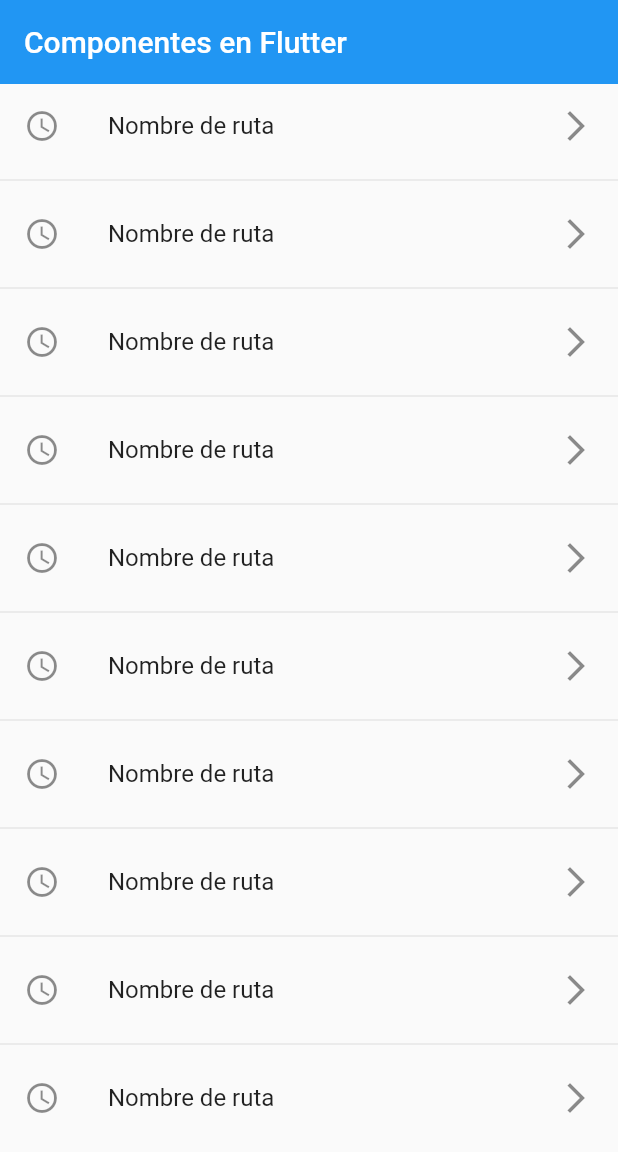
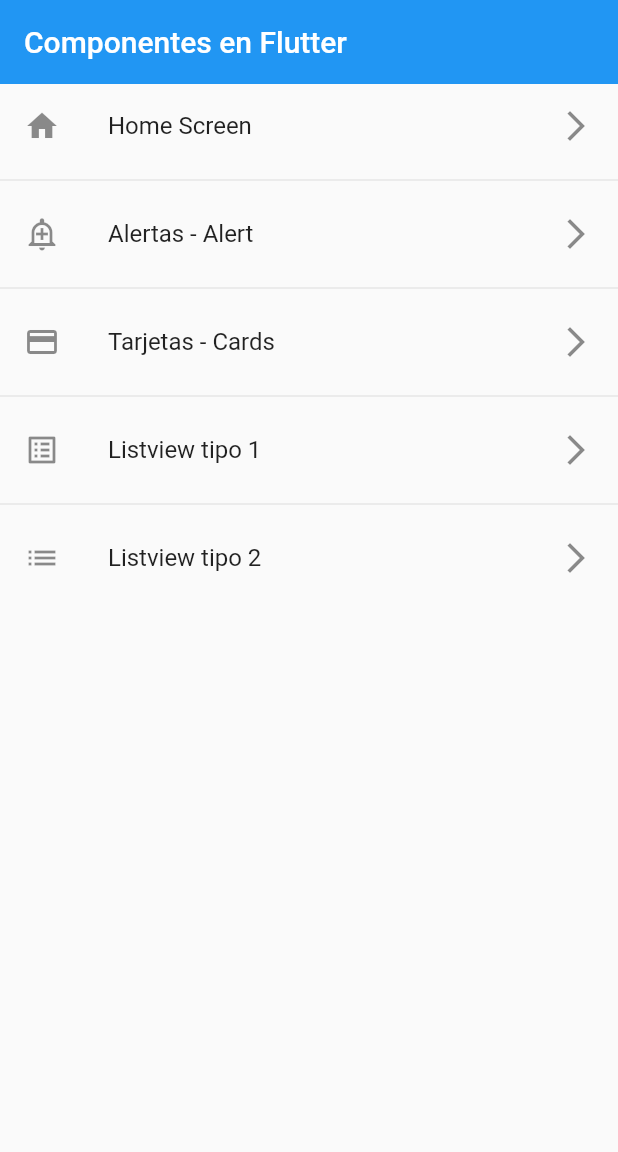
Before and after one commit to DavidCastelloBatet/fl_components_vF281, a Flutter app: the screen it shows after launch, on a phone screen of 412 x 824 dp. Shown: the top 1152 px of the screen. Run offline on Flutter 3.47's test engine with Material 2 defaults, Android fonts, the phone set to English and light mode, and no system bars.

Commit message:
72 - 73 modelo listado y metodo rutas de la app

```diff
--- a/lib/main.dart
+++ b/lib/main.dart
@@ -13,7 +13,7 @@ class MyApp extends StatelessWidget {
       debugShowCheckedModeBanner: false,
       title: 'Material App',
       initialRoute: AppRoutes.initialRoute,
-      routes: AppRoutes.routes,
+      routes: AppRoutes.getAppRoutes(),
       // EN CASO DE ERROR O QUE NO EXISTA UNA RUTA, NAVEGAMOS A SCREEN
       // PREDEFINIDA
       // onGenerateRoute: (settings) => AppRoutes.onGenerateRoute(settings)
--- /dev/null
+++ b/lib/models/menu_option.dart
@@ -0,0 +1,15 @@
+import 'package:flutter/material.dart';
+
+class MenuOption {
+  final String route;
+  final String name;
+  final Widget screen;
+  final IconData icon;
+
+  MenuOption({
+    required this.route,
+    required this.name,
+    required this.screen,
+    required this.icon,
+  });
+}
--- /dev/null
+++ b/lib/models/models.dart
@@ -0,0 +1 @@
+export 'package:fl_components/models/menu_option.dart';
--- a/lib/router/app_routes.dart
+++ b/lib/router/app_routes.dart
@@ -1,16 +1,61 @@
 import 'package:flutter/material.dart';
+
+import 'package:fl_components/models/models.dart';
 import 'package:fl_components/screens/screens.dart';
 
 class AppRoutes {
   static const initialRoute = 'home';
 
-  static final routes = {
-    'alert': (BuildContext context) => const AlertScreen(),
-    'card': (BuildContext context) => const CardScreen(),
-    'home': (BuildContext context) => const HomeScreen(),
-    'listview1': (BuildContext context) => const Listview1Screen(),
-    'listview2': (BuildContext context) => const Listview2Screen(),
-  };
+  static final menuOptions = <MenuOption>[
+    //TODO: borrar home
+    MenuOption(
+      route: 'home',
+      name: 'Home Screen',
+      screen: const HomeScreen(),
+      icon: Icons.home,
+    ),
+    MenuOption(
+      route: 'alert',
+      name: 'Alertas - Alert',
+      screen: const AlertScreen(),
+      icon: Icons.add_alert_outlined,
+    ),
+    MenuOption(
+      route: 'card',
+      name: 'Tarjetas - Cards',
+      screen: const CardScreen(),
+      icon: Icons.credit_card,
+    ),
+    MenuOption(
+      route: 'listview1',
+      name: 'Listview tipo 1',
+      screen: const Listview1Screen(),
+      icon: Icons.list_alt,
+    ),
+    MenuOption(
+      route: 'listview2',
+      name: 'Listview tipo 2',
+      screen: const Listview2Screen(),
+      icon: Icons.list,
+    ),
+  ];
+
+  static Map<String, Widget Function(BuildContext)> getAppRoutes() {
+    Map<String, Widget Function(BuildContext)> appRoutes = {};
+    for (final option in menuOptions) {
+      appRoutes.addAll({option.route: (BuildContext context) => option.screen});
+    }
+
+    return appRoutes;
+  }
+
+  // static Map<String, Widget Function(BuildContext)> routes = {
+  //   'alert': (BuildContext context) => const AlertScreen(),
+  //   'card': (BuildContext context) => const CardScreen(),
+  //   'home': (BuildContext context) => const HomeScreen(),
+  //   'listview1': (BuildContext context) => const Listview1Screen(),
+  //   'listview2': (BuildContext context) => const Listview2Screen(),
+  // };
 
   static Route<dynamic> onGenerateRoute(RouteSettings settings) {
     return MaterialPageRoute(
--- a/lib/screens/home_screen.dart
+++ b/lib/screens/home_screen.dart
@@ -1,12 +1,14 @@
 import 'package:flutter/material.dart';
 
-//import 'package:fl_components/screens/screens.dart';
+import 'package:fl_components/router/app_routes.dart';
 
 class HomeScreen extends StatelessWidget {
   const HomeScreen({Key? key}) : super(key: key);
 
   @override
   Widget build(BuildContext context) {
+    final menuOption = AppRoutes.menuOptions;
+
     return Scaffold(
       appBar: AppBar(
         title: const Text('Componentes en Flutter'),
@@ -14,8 +16,8 @@ class HomeScreen extends StatelessWidget {
       ),
       body: ListView.separated(
         itemBuilder: (BuildContext context, index) => ListTile(
-          leading: const Icon(Icons.access_time_outlined),
-          title: const Text('Nombre de ruta'),
+          leading: Icon(menuOption[index].icon),
+          title: Text(menuOption[index].name),
           trailing: const Icon(Icons.arrow_forward_ios_outlined),
           onTap: () {
             // CUANDO LA RUTA NO ESTA DEFINIDA
@@ -25,11 +27,11 @@ class HomeScreen extends StatelessWidget {
             //Navigator.push(context, route);
 
             // CUANDO TENEMOS LAS RUTAS DEFINIDAS
-            Navigator.pushNamed(context, 'card');
+            Navigator.pushNamed(context, menuOption[index].route);
           },
         ),
         separatorBuilder: (_, __) => const Divider(),
-        itemCount: 10,
+        itemCount: menuOption.length,
       ),
     );
   }
```
